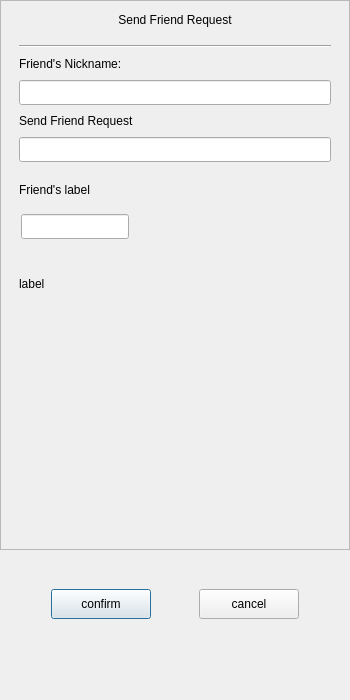
Above: adduserrequestdialog.ui from Liupeter01/chatting-client before the change. Below: the same form after it.
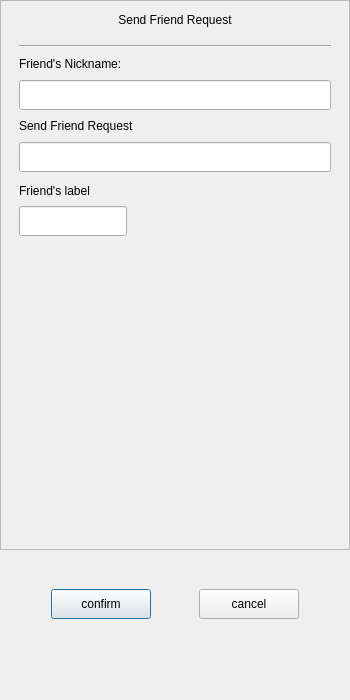
That is the form after the change. Custom widgets are drawn as their Qt base class.

Commit message: 1.[MODIFY]:modify widget name

Patch:
```diff
--- a/adduserrequestdialog.ui
+++ b/adduserrequestdialog.ui
@@ -145,13 +145,13 @@
             <property name="minimumSize">
              <size>
               <width>0</width>
-              <height>25</height>
+              <height>30</height>
              </size>
             </property>
             <property name="maximumSize">
              <size>
               <width>16777215</width>
-              <height>25</height>
+              <height>30</height>
              </size>
             </property>
            </widget>
@@ -180,13 +180,13 @@
             <property name="minimumSize">
              <size>
               <width>0</width>
-              <height>25</height>
+              <height>30</height>
              </size>
             </property>
             <property name="maximumSize">
              <size>
               <width>16777215</width>
-              <height>25</height>
+              <height>30</height>
              </size>
             </property>
            </widget>
@@ -233,51 +233,45 @@
                <property name="minimumSize">
                 <size>
                  <width>0</width>
-                 <height>40</height>
+                 <height>35</height>
                 </size>
                </property>
                <property name="maximumSize">
                 <size>
                  <width>16777215</width>
-                 <height>40</height>
+                 <height>35</height>
                 </size>
                </property>
                <widget class="RestrictUserSearchingInput" name="tag_input">
                 <property name="geometry">
                  <rect>
-                  <x>2</x>
+                  <x>0</x>
                   <y>2</y>
                   <width>108</width>
-                  <height>25</height>
+                  <height>30</height>
                  </rect>
                 </property>
                 <property name="minimumSize">
                  <size>
-                  <width>0</width>
-                  <height>25</height>
+                  <width>21</width>
+                  <height>30</height>
                  </size>
                 </property>
                 <property name="maximumSize">
                  <size>
                   <width>16777215</width>
-                  <height>25</height>
+                  <height>30</height>
                  </size>
                 </property>
                </widget>
               </widget>
              </item>
              <item>
-              <widget class="QWidget" name="tag_display" native="true">
-               <property name="minimumSize">
-                <size>
-                 <width>0</width>
-                 <height>40</height>
-                </size>
-               </property>
+              <widget class="QWidget" name="user_tag_display_bar" native="true">
                <property name="maximumSize">
                 <size>
                  <width>16777215</width>
-                 <height>40</height>
+                 <height>30</height>
                 </size>
                </property>
                <layout class="QHBoxLayout" name="horizontalLayout_3">
@@ -297,21 +291,12 @@
                  <number>0</number>
                 </property>
                 <item>
-                 <widget class="OnceClickableQLabel" name="tag_label">
-                  <property name="minimumSize">
-                   <size>
-                    <width>0</width>
-                    <height>30</height>
-                   </size>
-                  </property>
-                  <property name="maximumSize">
-                   <size>
-                    <width>16777215</width>
-                    <height>30</height>
-                   </size>
-                  </property>
+                 <widget class="OnceClickableQLabel" name="tag_display">
                   <property name="text">
-                   <string>label</string>
+                   <string/>
+                  </property>
+                  <property name="alignment">
+                   <set>Qt::AlignmentFlag::AlignCenter</set>
                   </property>
                  </widget>
                 </item>
@@ -329,7 +314,7 @@
                <property name="maximumSize">
                 <size>
                  <width>16777215</width>
-                 <height>200</height>
+                 <height>250</height>
                 </size>
                </property>
                <layout class="QHBoxLayout" name="horizontalLayout_4">
@@ -349,7 +334,25 @@
                  <number>0</number>
                 </property>
                 <item>
-                 <widget class="QWidget" name="label_list_widget" native="true"/>
+                 <widget class="QWidget" name="existing_tag_widget" native="true">
+                  <layout class="QHBoxLayout" name="horizontalLayout_5">
+                   <property name="spacing">
+                    <number>0</number>
+                   </property>
+                   <property name="leftMargin">
+                    <number>0</number>
+                   </property>
+                   <property name="topMargin">
+                    <number>0</number>
+                   </property>
+                   <property name="rightMargin">
+                    <number>0</number>
+                   </property>
+                   <property name="bottomMargin">
+                    <number>0</number>
+                   </property>
+                  </layout>
+                 </widget>
                 </item>
                 <item>
                  <widget class="QWidget" name="widget_7" native="true">
@@ -572,6 +575,11 @@
   </layout>
  </widget>
  <customwidgets>
+  <customwidget>
+   <class>OnceClickableQLabel</class>
+   <extends>QLabel</extends>
+   <header location="global">onceclickableqlabel.h</header>
+  </customwidget>
   <customwidget>
    <class>ButtonDisplaySwitching</class>
    <extends>QPushButton</extends>
@@ -582,11 +590,6 @@
    <extends>QLineEdit</extends>
    <header location="global">restrictusersearchinginput.h</header>
   </customwidget>
-  <customwidget>
-   <class>OnceClickableQLabel</class>
-   <extends>QLabel</extends>
-   <header>onceclickableqlabel.h</header>
-  </customwidget>
  </customwidgets>
  <resources/>
  <connections/>
```
